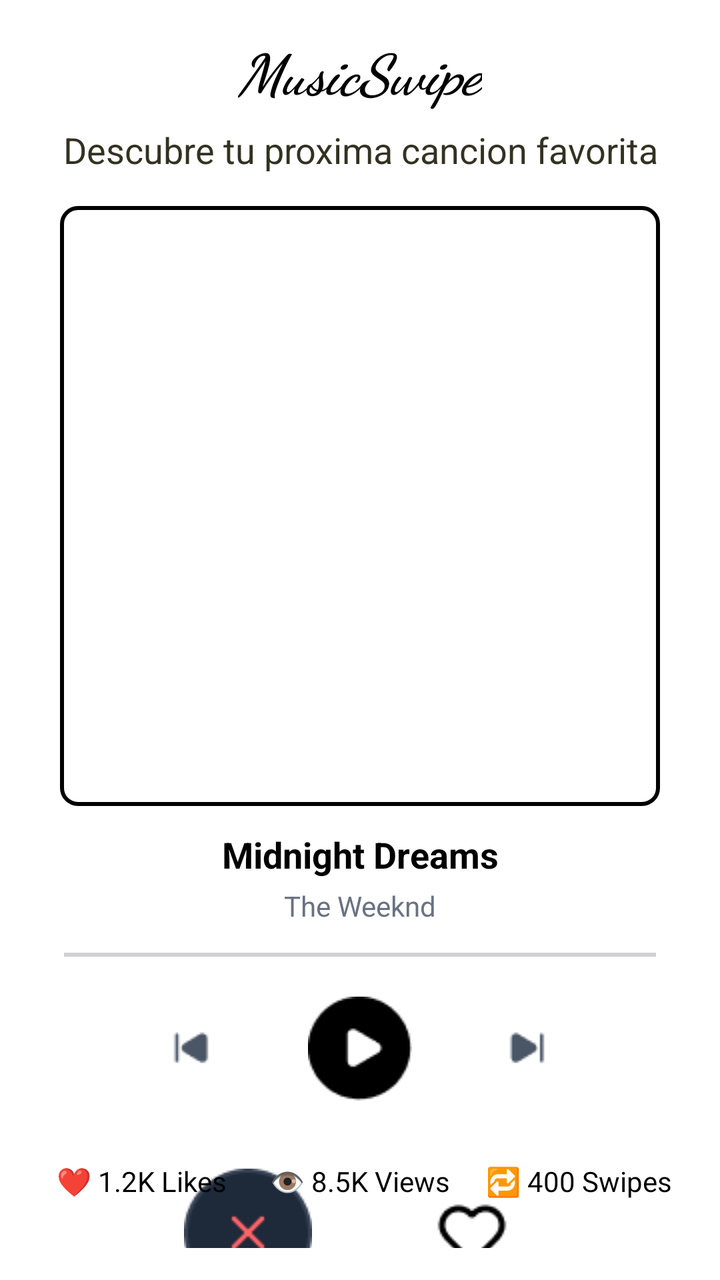
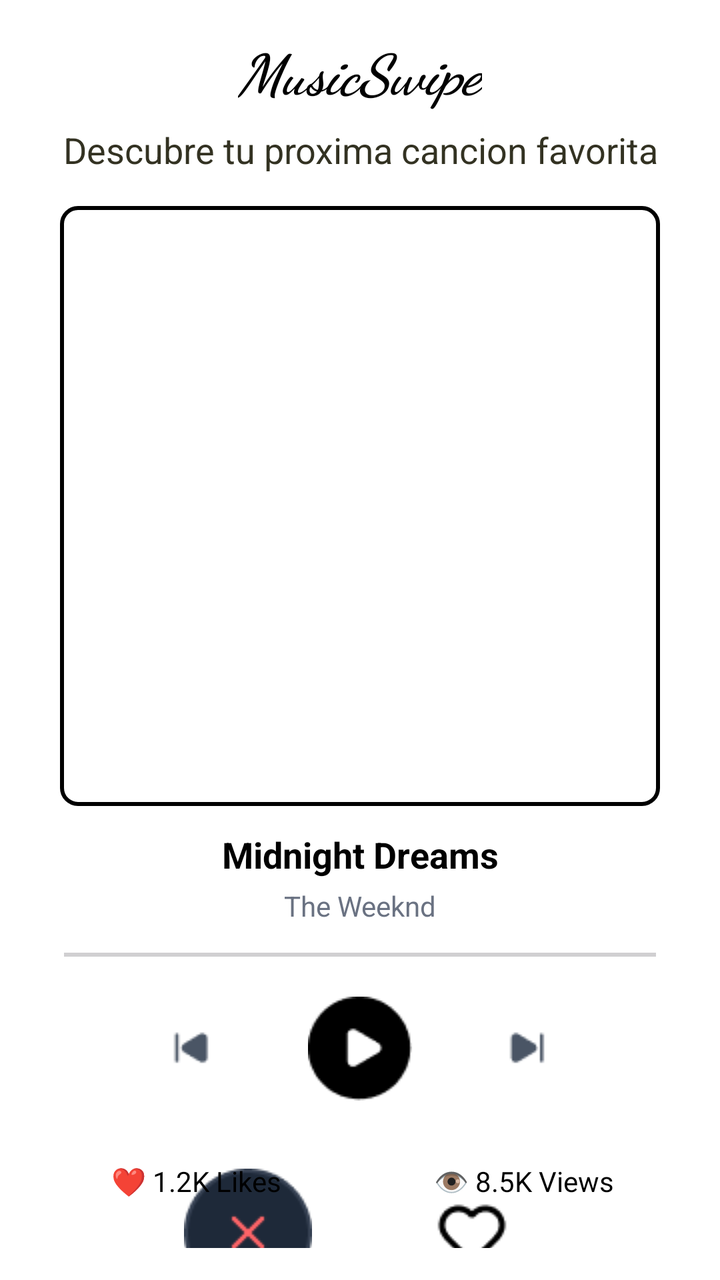

Before-and-after screenshots of an Android layout around one commit, followed by the original layout XML and the change that was made.
<!-- AndroidManifest.xml: application theme Theme.Skletune -->
<!-- res/layout/fragment_music.xml -->
<?xml version="1.0" encoding="utf-8"?>
<androidx.constraintlayout.widget.ConstraintLayout
    xmlns:android="http://schemas.android.com/apk/res/android"
    xmlns:app="http://schemas.android.com/apk/res-auto"
    android:id="@+id/fragment_music_swipe"
    android:layout_width="match_parent"
    android:layout_height="match_parent"
    android:padding="16dp"
    android:background="#FFFFFF">

    
    <TextView
        android:id="@+id/app_title"
        android:layout_width="wrap_content"
        android:layout_height="wrap_content"
        android:text="MusicSwipe"
        android:textStyle="bold|italic"
        android:fontFamily="cursive"
        android:textSize="28sp"
        android:textColor="#000000"
        app:layout_constraintTop_toTopOf="parent"
        app:layout_constraintStart_toStartOf="parent"
        app:layout_constraintEnd_toEndOf="parent" />

    <TextView
        android:id="@+id/app_title_slogan"
        android:layout_width="0dp"
        android:layout_height="wrap_content"
        android:text="Descubre tu proxima cancion favorita"
        android:textSize="18sp"
        android:textColor="#333222"
        android:ellipsize="end"
        android:singleLine="true"
        android:gravity="center"
        app:layout_constraintTop_toBottomOf="@id/app_title"
        app:layout_constraintStart_toStartOf="parent"
        app:layout_constraintEnd_toEndOf="parent"
        android:layout_marginTop="8dp" />

    
    <ImageView
        android:id="@+id/image_album"
        android:layout_width="0dp"
        android:layout_height="300dp"
        android:background="@drawable/borde_placeholder"
        android:scaleType="centerCrop"
        android:contentDescription="@string/imagen_dinamica"
        app:layout_constraintTop_toBottomOf="@id/app_title_slogan"
        app:layout_constraintStart_toStartOf="parent"
        app:layout_constraintEnd_toEndOf="parent"
        app:layout_constraintDimensionRatio="1:1"
        android:layout_marginTop="16dp" />

    
    <TextView
        android:id="@+id/song_name"
        android:layout_width="0dp"
        android:layout_height="wrap_content"
        android:text="Midnight Dreams"
        android:textColor="#000000"
        android:textSize="18sp"
        android:textStyle="bold"
        android:ellipsize="end"
        android:singleLine="true"
        android:gravity="center"
        app:layout_constraintTop_toBottomOf="@id/image_album"
        app:layout_constraintStart_toStartOf="parent"
        app:layout_constraintEnd_toEndOf="parent"
        android:layout_marginTop="12dp" />

    
    <TextView
        android:id="@+id/artist_name"
        android:layout_width="0dp"
        android:layout_height="wrap_content"
        android:text="The Weeknd"
        android:textColor="#6A7282"
        android:textSize="14sp"
        android:ellipsize="end"
        android:singleLine="true"
        android:gravity="center"
        app:layout_constraintTop_toBottomOf="@id/song_name"
        app:layout_constraintStart_toStartOf="parent"
        app:layout_constraintEnd_toEndOf="parent"
        android:layout_marginTop="4dp" />

    
    <SeekBar
        android:id="@+id/progress_bar"
        android:layout_width="0dp"
        android:layout_height="6dp"
        android:max="100"
        android:progress="0"
        android:progressTint="#FF0000"
        android:thumb="@null"
        app:layout_constraintTop_toBottomOf="@id/artist_name"
        app:layout_constraintStart_toStartOf="parent"
        app:layout_constraintEnd_toEndOf="parent"
        android:layout_marginTop="12dp" />

    
    <LinearLayout
        android:id="@+id/actions_layout"
        android:layout_width="0dp"
        android:layout_height="wrap_content"
        android:orientation="horizontal"
        android:gravity="center"
        app:layout_constraintTop_toBottomOf="@id/progress_bar"
        app:layout_constraintStart_toStartOf="parent"
        app:layout_constraintEnd_toEndOf="parent"
        android:layout_marginTop="16dp">

        <ImageButton
            android:id="@+id/button_skip"
            android:layout_width="48dp"
            android:layout_height="48dp"
            android:layout_marginEnd="32dp"
            android:background="@android:color/white"
            android:contentDescription="@string/skip_song"
            android:src="@drawable/icon3" />

        <ImageButton
            android:id="@+id/button_like"
            android:layout_width="56dp"
            android:layout_height="56dp"
            android:layout_marginEnd="32dp"
            android:background="@android:color/white"
            android:contentDescription="@string/like_song"
            android:src="@drawable/button" />

        <ImageButton
            android:id="@+id/button_play"
            android:layout_width="48dp"
            android:layout_height="48dp"
            android:background="@android:color/white"
            android:contentDescription="@string/play_song1"
            android:src="@drawable/icon1" />
    </LinearLayout>

    
    <LinearLayout
        android:id="@+id/swipe_buttons_layout"
        android:layout_width="0dp"
        android:layout_height="wrap_content"
        android:orientation="horizontal"
        android:gravity="center"
        app:layout_constraintTop_toBottomOf="@id/actions_layout"
        app:layout_constraintStart_toStartOf="parent"
        app:layout_constraintEnd_toEndOf="parent"
        android:layout_marginTop="24dp">

        <ImageButton
            android:id="@+id/button_reject"
            android:layout_width="80dp"
            android:layout_height="80dp"
            android:layout_marginEnd="32dp"
            android:background="@android:color/white"
            android:contentDescription="@string/reject_song"
            android:scaleType="centerInside"
            android:src="@drawable/button1" />

        <ImageButton
            android:id="@+id/button_match"
            android:layout_width="80dp"
            android:layout_height="80dp"
            android:background="@android:color/white"
            android:contentDescription="@string/match_song"
            android:scaleType="centerInside"
            android:src="@drawable/like" />
    </LinearLayout>

    
    <LinearLayout
        android:id="@+id/stats_layout"
        android:layout_width="0dp"
        android:layout_height="wrap_content"
        android:orientation="horizontal"
        android:gravity="center"
        android:paddingBottom="24dp"
        app:layout_constraintBottom_toBottomOf="parent"
        app:layout_constraintStart_toStartOf="parent"
        app:layout_constraintEnd_toEndOf="parent">

        <TextView
            android:id="@+id/likes_count"
            android:layout_width="0dp"
            android:layout_height="wrap_content"
            android:layout_weight="1"
            android:gravity="center"
            android:text="❤️ 1.2K Likes"
            android:textColor="#000000"
            android:textSize="14sp" />

        <TextView
            android:id="@+id/views_count"
            android:layout_width="0dp"
            android:layout_height="wrap_content"
            android:layout_weight="1"
            android:gravity="center"
            android:text="👁 8.5K Views"
            android:textColor="#000000"
            android:textSize="14sp" />

        <TextView
            android:id="@+id/swipes_count"
            android:layout_width="0dp"
            android:layout_height="wrap_content"
            android:layout_weight="1"
            android:gravity="center"
            android:text="🔁 400 Swipes"
            android:textColor="#000000"
            android:textSize="14sp" />
    </LinearLayout>

</androidx.constraintlayout.widget.ConstraintLayout>
<!-- resources referenced by this layout -->
<resources>
  <!-- drawable borde_placeholder (drawable) -->
  <shape xmlns:android="http://schemas.android.com/apk/res/android"
      android:shape="rectangle">
  
      
      <solid android:color="@android:color/transparent"/>
  
      
      <stroke
          android:width="2dp"
          android:color="#000000"/>
  
      
      <corners android:radius="8dp"/>
  
  </shape>
  <!-- drawable button: png bitmap (drawable, 764 bytes) -->
  <!-- drawable button1: png bitmap (drawable, 2045 bytes) -->
  <!-- drawable icon1: png bitmap (drawable, 403 bytes) -->
  <!-- drawable icon3: png bitmap (drawable, 420 bytes) -->
  <!-- drawable like: png bitmap (drawable, 524 bytes) -->
  <string name="imagen_dinamica">Imagen cargada desde el backend</string>
  <string name="like_song">Dar like a la canción</string>
  <string name="match_song">Agregar a favoritos la cancion</string>
  <string name="play_song1">Reproducir canción</string>
  <string name="reject_song">Rechazar cancion</string>
  <string name="skip_song">Saltar canción</string>
  <style name="Theme.Skletune" parent="Base.Theme.Skletune" />
  <style name="Base.Theme.Skletune" parent="Theme.Material3.DayNight.NoActionBar">
          
          
      </style>
</resources>

<!-- the commit's change to res/layout/fragment_music.xml (unified diff, before → after) -->
@@ -201,15 +201,7 @@
             android:textColor="#000000"
             android:textSize="14sp" />
 
-        <TextView
-            android:id="@+id/swipes_count"
-            android:layout_width="0dp"
-            android:layout_height="wrap_content"
-            android:layout_weight="1"
-            android:gravity="center"
-            android:text="🔁 400 Swipes"
-            android:textColor="#000000"
-            android:textSize="14sp" />
+
     </LinearLayout>
 
 </androidx.constraintlayout.widget.ConstraintLayout>
